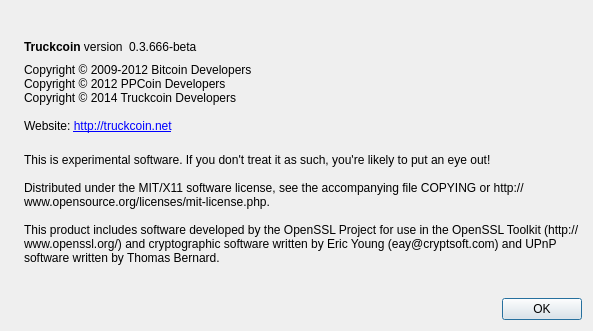
Old version of the form src/qt/forms/aboutdialog.ui in the repository truckit/Truckcoin.
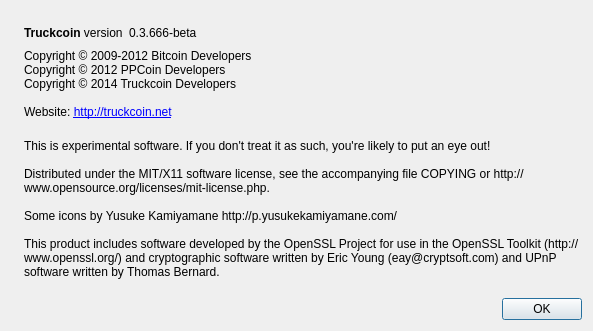
New version of the form. Icons and pictures are not drawn.

Patch:
```diff
--- a/src/qt/forms/aboutdialog.ui
+++ b/src/qt/forms/aboutdialog.ui
@@ -120,6 +120,8 @@
 
 Distributed under the MIT/X11 software license, see the accompanying file COPYING or http://www.opensource.org/licenses/mit-license.php.
 
+Some icons by Yusuke Kamiyamane http://p.yusukekamiyamane.com/
+
 This product includes software developed by the OpenSSL Project for use in the OpenSSL Toolkit (http://www.openssl.org/) and cryptographic software written by Eric Young (eay@cryptsoft.com) and UPnP software written by Thomas Bernard.</string>
        </property>
        <property name="wordWrap">
```
